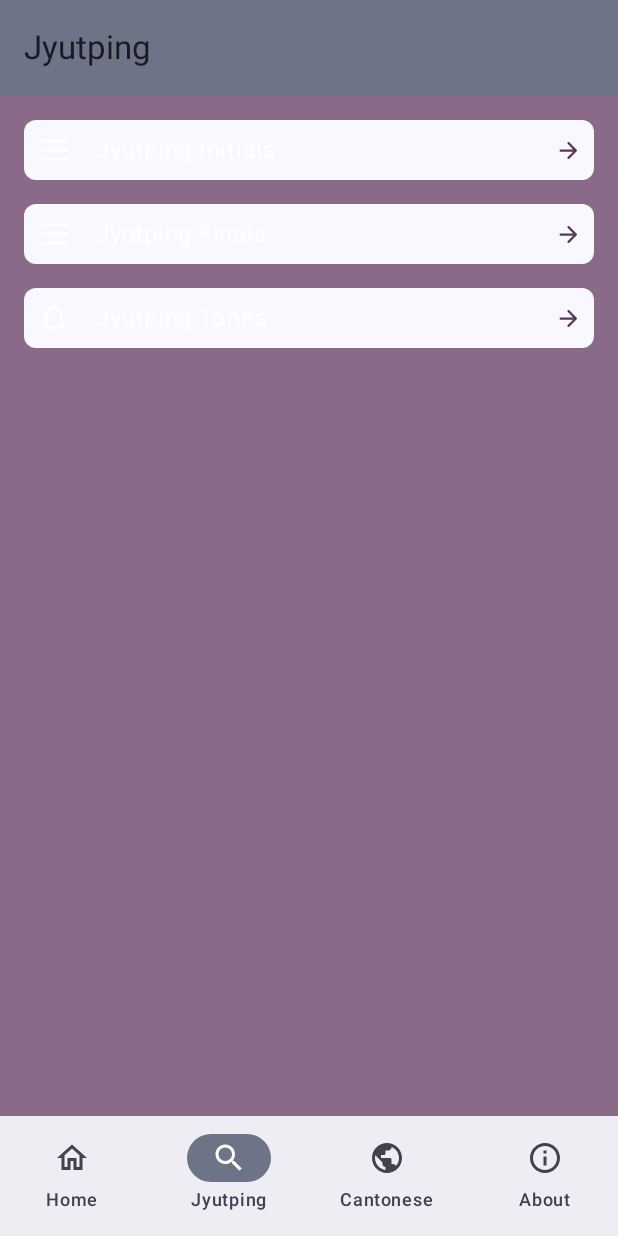
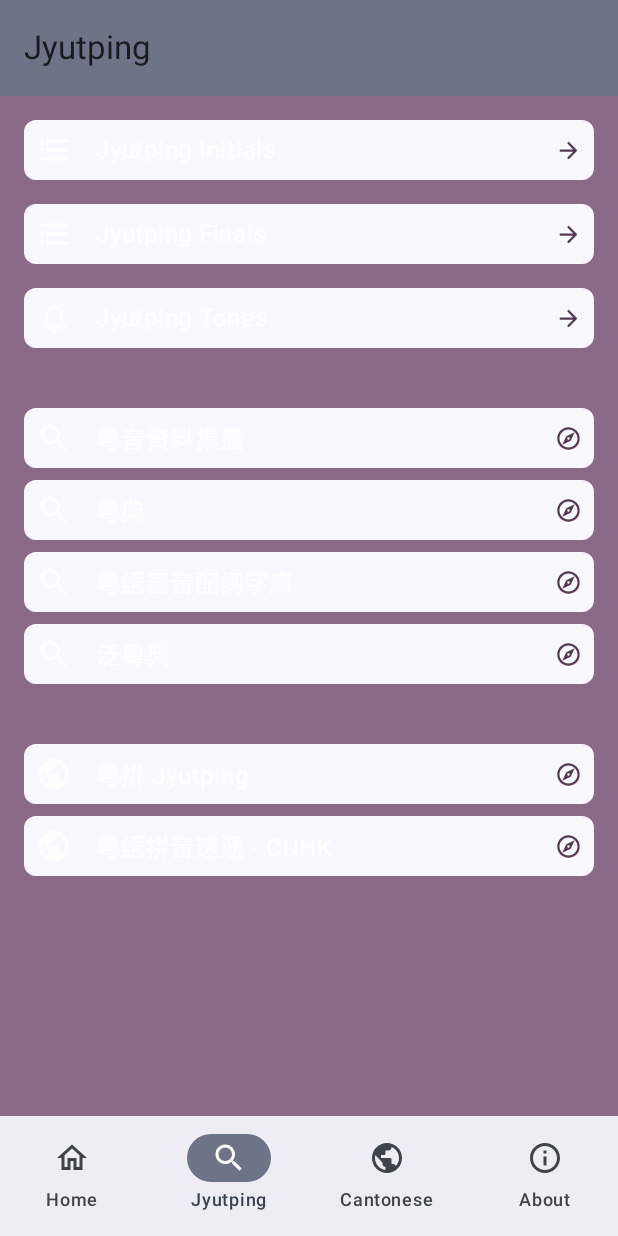
Before and after one commit to yuetyam/jyutping-android, an Android app built with Jetpack Compose: the JyutpingScreen screen opened through its navigation route, on a phone screen of 412 x 824 dp. Run offline under Robolectric (Android 15) with nearby library versions, the phone set to English and light mode, and no system bars.

Commit message:
Add more contents to JyutpingScreen

```diff
--- a/app/src/main/java/org/jyutping/jyutping/ui/romanization/JyutpingScreen.kt
+++ b/app/src/main/java/org/jyutping/jyutping/ui/romanization/JyutpingScreen.kt
@@ -1,17 +1,24 @@
 package org.jyutping.jyutping.ui.romanization
 
+import androidx.compose.foundation.layout.Arrangement
+import androidx.compose.foundation.layout.Column
 import androidx.compose.foundation.layout.PaddingValues
+import androidx.compose.foundation.layout.padding
 import androidx.compose.foundation.lazy.LazyColumn
 import androidx.compose.material.icons.Icons
 import androidx.compose.material.icons.outlined.FormatListBulleted
 import androidx.compose.material.icons.outlined.Notifications
+import androidx.compose.material.icons.outlined.Public
+import androidx.compose.material.icons.outlined.Search
 import androidx.compose.runtime.Composable
+import androidx.compose.ui.Modifier
 import androidx.compose.ui.res.stringResource
 import androidx.compose.ui.unit.dp
 import androidx.navigation.NavHostController
 import org.jyutping.jyutping.R
 import org.jyutping.jyutping.Screen
 import org.jyutping.jyutping.ui.common.NavigationLabel
+import org.jyutping.jyutping.ui.common.WebLinkLabel
 
 @Composable
 fun JyutpingScreen(navController: NavHostController) {
@@ -19,18 +26,36 @@ fun JyutpingScreen(navController: NavHostController) {
                 contentPadding = PaddingValues(horizontal = 16.dp, vertical = 8.dp)
         ) {
                 item {
-                        NavigationLabel(icon = Icons.Outlined.FormatListBulleted, text = stringResource(id = R.string.jyutping_label_initials)) {
-                                navController.navigate(route = Screen.JyutpingInitials.route)
+                        Column {
+                                NavigationLabel(icon = Icons.Outlined.FormatListBulleted, text = stringResource(id = R.string.jyutping_label_initials)) {
+                                        navController.navigate(route = Screen.JyutpingInitials.route)
+                                }
+                                NavigationLabel(icon = Icons.Outlined.FormatListBulleted, text = stringResource(id = R.string.jyutping_label_finals)) {
+                                        navController.navigate(route = Screen.JyutpingFinals.route)
+                                }
+                                NavigationLabel(icon = Icons.Outlined.Notifications, text = stringResource(id = R.string.jyutping_label_tones)) {
+                                        navController.navigate(route = Screen.JyutpingTones.route)
+                                }
                         }
                 }
                 item {
-                        NavigationLabel(icon = Icons.Outlined.FormatListBulleted, text = stringResource(id = R.string.jyutping_label_finals)) {
-                                navController.navigate(route = Screen.JyutpingFinals.route)
+                        Column(
+                                modifier = Modifier.padding(vertical = 32.dp),
+                                verticalArrangement = Arrangement.spacedBy(8.dp)
+                        ) {
+                                WebLinkLabel(icon = Icons.Outlined.Search, text = "粵音資料集叢", uri = "https://jyut.net")
+                                WebLinkLabel(icon = Icons.Outlined.Search, text = "粵典", uri = "https://words.hk")
+                                WebLinkLabel(icon = Icons.Outlined.Search, text = "粵語審音配詞字庫", uri = "https://humanum.arts.cuhk.edu.hk/Lexis/lexi-can")
+                                WebLinkLabel(icon = Icons.Outlined.Search, text = "泛粵典", uri = "https://www.jyutdict.org")
                         }
                 }
                 item {
-                        NavigationLabel(icon = Icons.Outlined.Notifications, text = stringResource(id = R.string.jyutping_label_tones)) {
-                                navController.navigate(route = Screen.JyutpingTones.route)
+                        Column(
+                                modifier = Modifier.padding(vertical = 8.dp),
+                                verticalArrangement = Arrangement.spacedBy(8.dp)
+                        ) {
+                                WebLinkLabel(icon = Icons.Outlined.Public, text = "粵拼 Jyutping", uri = "https://jyutping.org")
+                                WebLinkLabel(icon = Icons.Outlined.Public, text = "粵語拼音速遞 - CUHK", uri = "https://www.ilc.cuhk.edu.hk/workshop/Chinese/Cantonese/Romanization")
                         }
                 }
         }
```
